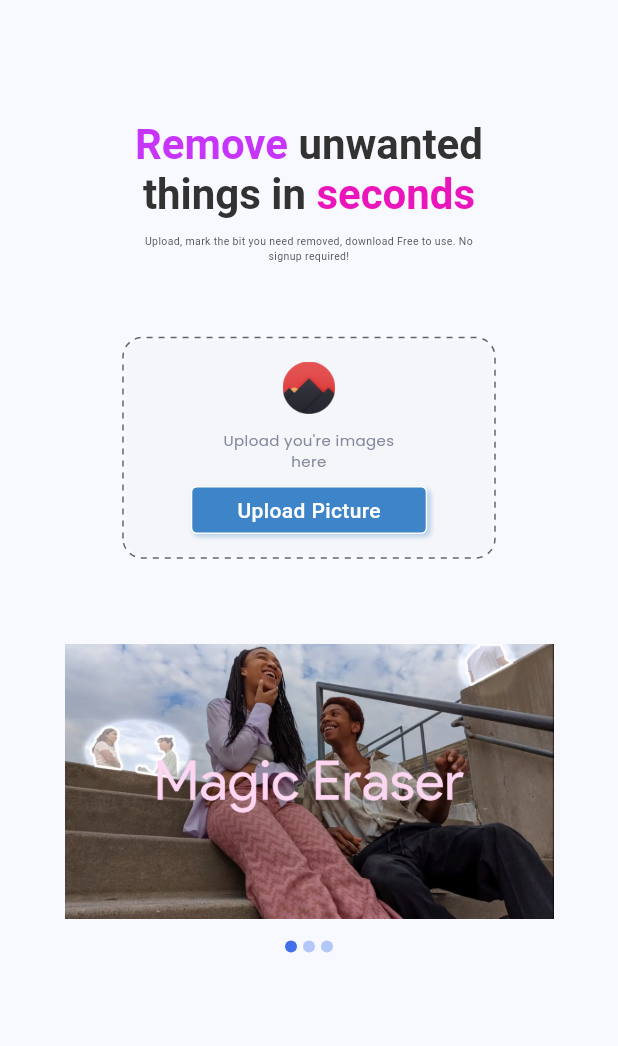
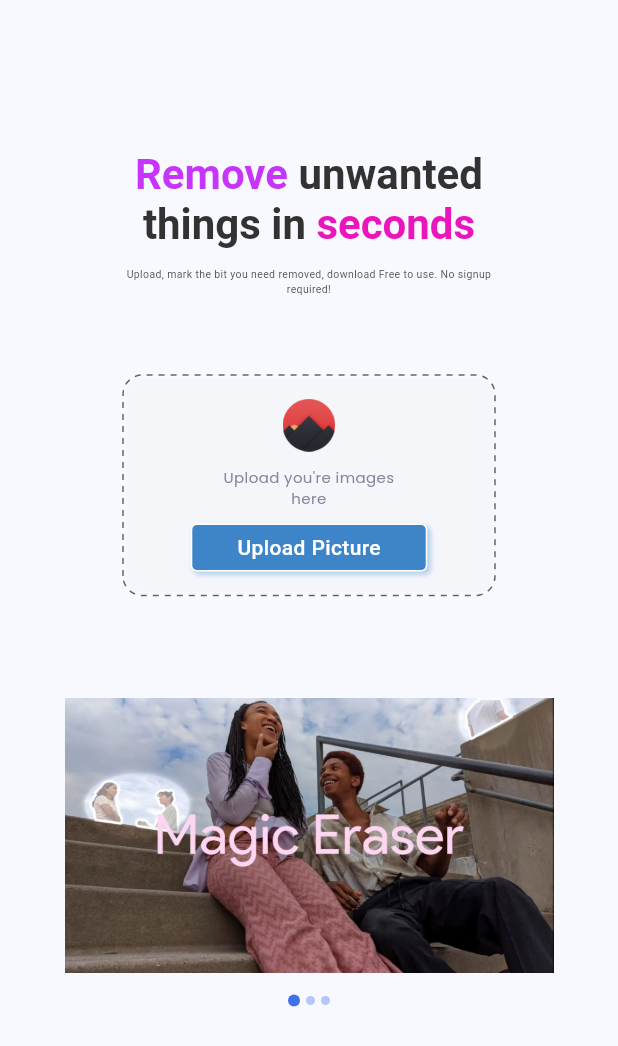
Before and after one commit to rathod-mehul-1011/ai_app, a Flutter app: the screen it shows after launch, on a phone screen of 412 x 824 dp. Shown: the top 1046 px of the screen. Run offline on Flutter 3.47's test engine with Material 2 defaults, Android fonts, the light colour scheme and no system bars; drawn by our look-alikes of carousel_slider, dotted_border; our stand-ins replace google_fonts, image_picker.

Commit message:
ui changes & customize

```diff
--- a/lib/screens/home.dart
+++ b/lib/screens/home.dart
@@ -16,15 +16,15 @@ class HomeScreen extends StatelessWidget {
     return Scaffold(
       body: Center(
         child: Padding(
-          padding: EdgeInsets.symmetric(horizontal: 43),
+          padding: EdgeInsets.symmetric(horizontal: 10),
           child: Column(
             crossAxisAlignment: CrossAxisAlignment.center,
             children: [
-              SizedBox(height: 80),
+              SizedBox(height: 100),
               FeatureTile(carouselNotifier: carouselNotifier),
-              SizedBox(height: 49),
+              SizedBox(height: 50),
               ImageUploader(),
-              SizedBox(height: 49),
+              SizedBox(height: 60),
               ImageCarousel(carouselNotifier: carouselNotifier),
             ],
           ),
--- a/lib/widgets/feature_tile.dart
+++ b/lib/widgets/feature_tile.dart
@@ -19,11 +19,12 @@ class FeatureTile extends StatefulWidget {
 }
 
 class _FeatureTileState extends State<FeatureTile> {
-  String currentDesc = '';
+  String currentTitle = '', currentDesc = '';
 
   @override
   void initState() {
     super.initState();
+    currentTitle = featureList[widget.carouselNotifier.value].title;
     currentDesc = featureList[widget.carouselNotifier.value].desc;
     widget.carouselNotifier.addListener(_updateFeatureTile);
   }
@@ -37,22 +38,33 @@ class _FeatureTileState extends State<FeatureTile> {
   void _updateFeatureTile() {
     // React to changes, for instance:
     setState(() {
+      currentTitle = featureList[widget.carouselNotifier.value].title;
       currentDesc = featureList[widget.carouselNotifier.value].desc;
     });
   }
 
   @override
   Widget build(BuildContext context) {
-    return Column(
+    List<String> words = currentTitle.split(' ');
+
+    String firstWord = words.first;
+    String middleSentence = words.sublist(1, words.length - 1).join(' ');
+    String lastWord = words.last;
+
+    return Container(
+      height: 100,
+      margin: EdgeInsets.symmetric(
+        horizontal: widget.carouselNotifier.value == 2 ? 0 : 62,
+        vertical: 0,
+      ),
+      child: Column(
         children: [
-        Container(
-          margin: EdgeInsets.symmetric(horizontal: 17, vertical: 0),
-          child: RichText(
+          RichText(
             textAlign: TextAlign.center,
             text: TextSpan(
               children: [
                 TextSpan(
-                  text: 'Remove ',
+                  text: '$firstWord ',
                   style: TextStyle(
                     color: AppColors.heliotrope,
                     fontWeight: FontWeight.w700,
@@ -60,7 +72,7 @@ class _FeatureTileState extends State<FeatureTile> {
                   ),
                 ),
                 TextSpan(
-                  text: 'unwanted things in',
+                  text: middleSentence,
                   style: TextStyle(
                     color: isDarkMode(context)
                         ? Colors.white
@@ -70,7 +82,7 @@ class _FeatureTileState extends State<FeatureTile> {
                   ),
                 ),
                 TextSpan(
-                  text: ' seconds',
+                  text: ' $lastWord',
                   style: TextStyle(
                     color: AppColors.shockingPink,
                     fontWeight: FontWeight.w700,
@@ -80,10 +92,8 @@ class _FeatureTileState extends State<FeatureTile> {
               ],
             ),
           ),
-        ),
           Container(
-          margin: EdgeInsets.symmetric(horizontal: 46, vertical: 0),
-          padding: EdgeInsets.only(top: 10),
+            margin: EdgeInsets.only(top: 12),
             child: Text(
               currentDesc,
               textAlign: TextAlign.center,
@@ -95,6 +105,7 @@ class _FeatureTileState extends State<FeatureTile> {
             ),
           ),
         ],
+      ),
     );
   }
 }
--- a/lib/widgets/image_carousel.dart
+++ b/lib/widgets/image_carousel.dart
@@ -23,7 +23,9 @@ class _ImageCarouselState extends State<ImageCarousel> {
 
   @override
   Widget build(BuildContext context) {
-    return Column(
+    return Padding(
+      padding: EdgeInsets.symmetric(horizontal: 33, vertical: 0),
+      child: Column(
         children: [
           CarouselSlider(
             items: imgList.map((path) {
@@ -53,8 +55,8 @@ class _ImageCarouselState extends State<ImageCarousel> {
             children: imgList.map((assetPath) {
               int index = imgList.indexOf(assetPath);
               return Container(
-              width: 8.0,
-              height: 8.0,
+                width: _current == index ? 8 : 6,
+                height: _current == index ? 8 : 6,
                 margin: EdgeInsets.symmetric(vertical: 6, horizontal: 2),
                 decoration: BoxDecoration(
                   shape: BoxShape.circle,
@@ -66,6 +68,7 @@ class _ImageCarouselState extends State<ImageCarousel> {
             }).toList(),
           ),
         ],
+      ),
     );
   }
 }
```
Lines whose indentation alone changed are shown as unchanged.
